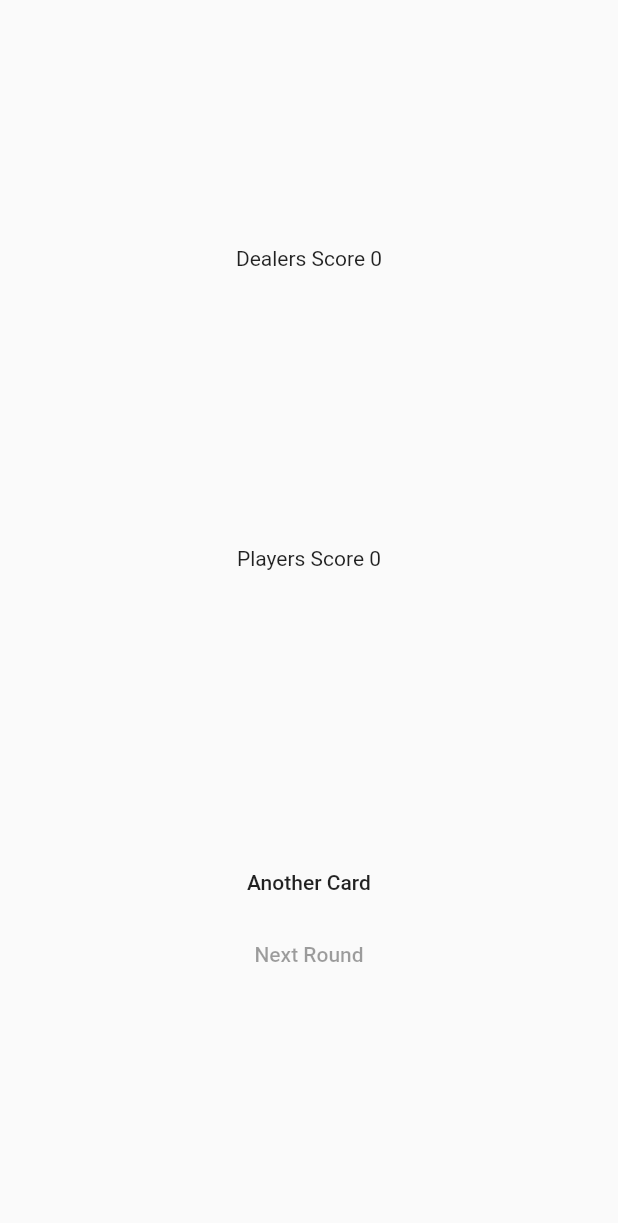
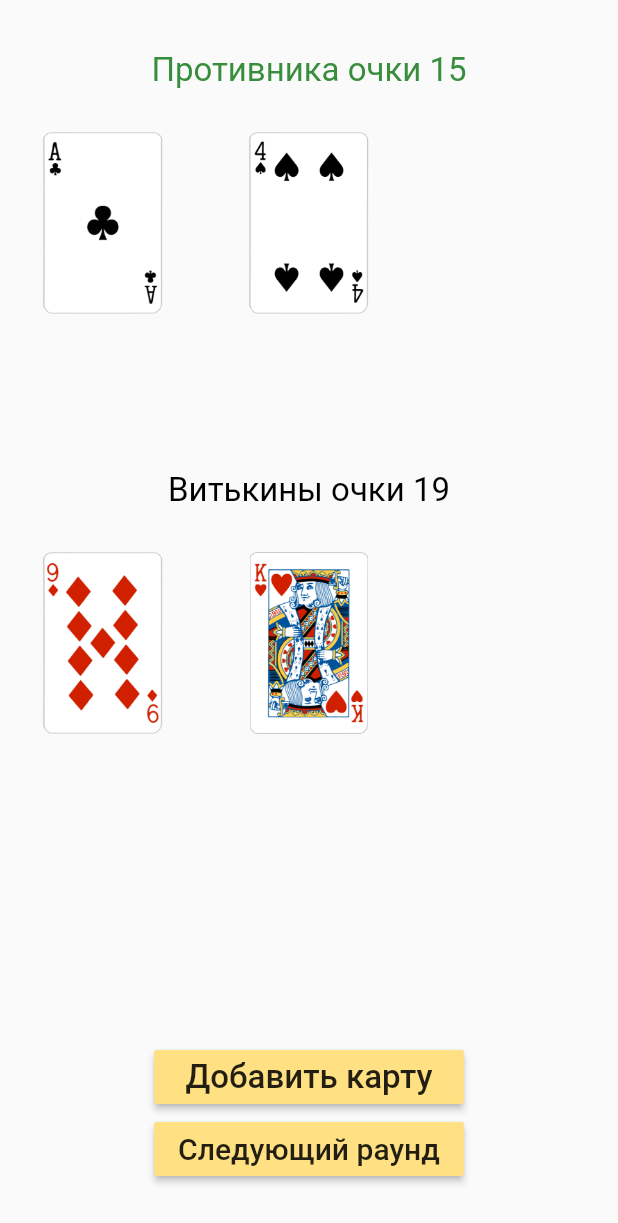
Before and after one commit to Fizzzle/Black-Jack-Flutter, a Flutter app: the screen it shows after launch, after a tap on "Start Game", on a phone screen of 412 x 824 dp. Shown: the top 1223 px of the screen. Run offline on Flutter 3.47's test engine with Material 2 defaults, Android fonts, the phone set to English and light mode, and no system bars.

Commit message:
pre last update

```diff
--- a/lib/screens/black_jack_screen.dart
+++ b/lib/screens/black_jack_screen.dart
@@ -1,3 +1,5 @@
+import 'dart:math';
+
 import 'package:flutter/material.dart';
 
 class BlackJackScreen extends StatefulWidget {
@@ -90,9 +92,77 @@ class _BlackJackScreenState extends State<BlackJackScreen> {
     setState(() {
       isGameStarted = true;
     });
+
+    playingCards = {};
+
+    playingCards.addAll(deckOfCards);
+
+    myCards = [];
+    dealersCards = [];
+
+    Random random = Random();
+
+    String cardOneKey = playingCards.keys.elementAt(random.nextInt(
+        playingCards.length)); //from 1 to playingCards.length inclusive
+
+    // проверяет попадаются ли похожие карты и если да, то оно выдает тру и убирает её из колоды
+    playingCards.removeWhere((key, value) => key == cardOneKey);
+
+    String cardTwoKey =
+        playingCards.keys.elementAt(random.nextInt(playingCards.length));
+    playingCards.removeWhere((key, value) => key == cardTwoKey);
+
+    String cardThreeKey =
+        playingCards.keys.elementAt(random.nextInt(playingCards.length));
+    playingCards.removeWhere((key, value) => key == cardThreeKey);
+
+    String cardFourKey =
+        playingCards.keys.elementAt(random.nextInt(playingCards.length));
+    playingCards.removeWhere((key, value) => key == cardFourKey);
+
+    dealersFirstCard = cardOneKey;
+    dealersSecondCard = cardTwoKey;
+
+    playersFirstCard = cardThreeKey;
+    playersSecondCard = cardFourKey;
+
+    dealersCards.add(Image.asset(dealersFirstCard!));
+    dealersCards.add(Image.asset(dealersSecondCard!));
+
+    dealersScore =
+        deckOfCards[dealersFirstCard]! + deckOfCards[dealersSecondCard]!;
+
+    myCards.add(Image.asset(playersFirstCard!));
+    myCards.add(Image.asset(playersSecondCard!));
+    playerScore =
+        deckOfCards[playersFirstCard]! + deckOfCards[playersSecondCard]!;
+
+    if (dealersScore <= 14) {
+      String thirdDealersCardKey =
+          playingCards.keys.elementAt(random.nextInt(playingCards.length));
+      playingCards.removeWhere((key, value) => key == thirdDealersCardKey);
+
+      dealersCards.add(Image.asset(thirdDealersCardKey));
+
+      dealersScore = dealersScore + deckOfCards[thirdDealersCardKey]!;
+    }
   }
 
-  void addCard() {}
+  void addCard() {
+    Random random = Random();
+
+    if (playingCards.length > 0) {
+      String cardKey =
+          playingCards.keys.elementAt(random.nextInt(playingCards.length));
+      playingCards.removeWhere((key, value) => key == cardKey);
+
+      setState(() {
+        myCards.add(Image.asset(cardKey));
+      });
+
+      playerScore = playerScore + deckOfCards[cardKey]!;
+    }
+  }
 
   @override
   Widget build(BuildContext context) {
@@ -106,33 +176,97 @@ class _BlackJackScreenState extends State<BlackJackScreen> {
                       // dealer cards
                       Column(
                         children: [
-                          Text('Dealers Score $dealersScore'),
+                          Text(
+                            'Противника очки $dealersScore',
+                            style: TextStyle(
+                                fontSize: 22,
+                                color: dealersScore <= 21
+                                    ? Colors.green[700]
+                                    : Colors.red[900]),
+                          ),
                           SizedBox(
                             height: 20,
+                          ),
+                          // grid view
+                          Container(
+                            height: 200,
+                            child: GridView.builder(
+                              gridDelegate:
+                                  const SliverGridDelegateWithFixedCrossAxisCount(
+                                crossAxisCount: 3,
+                              ),
+                              physics: NeverScrollableScrollPhysics(),
+                              itemCount: dealersCards.length,
+                              itemBuilder: (BuildContext context, int index) {
+                                return Padding(
+                                  padding:
+                                      const EdgeInsets.symmetric(vertical: 8.0),
+                                  child: dealersCards[index],
+                                );
+                              },
+                            ),
                           ),
                         ],
                       ),
                       //players Cards
                       Column(
                         children: [
-                          Text('Players Score $playerScore'),
+                          Text(
+                            'Витькины очки $playerScore',
+                            style: TextStyle(
+                                fontSize: playerScore <= 21 ? 22 : 25,
+                                color: playerScore <= 21
+                                    ? Colors.black
+                                    : Colors.red[900]),
+                          ),
                           SizedBox(
                             height: 20,
+                          ),
+                          // grid view
+                          Container(
+                            height: 300,
+                            child: GridView.builder(
+                              gridDelegate:
+                                  const SliverGridDelegateWithFixedCrossAxisCount(
+                                crossAxisCount: 3,
+                              ),
+                              // physics: NeverScrollableScrollPhysics(),
+                              itemCount: myCards.length,
+                              itemBuilder: (BuildContext context, int index) {
+                                return Padding(
+                                  padding:
+                                      const EdgeInsets.symmetric(vertical: 8.0),
+                                  child: myCards[index],
+                                );
+                              },
+                            ),
                           ),
                         ],
                       ),
                       // buttons
-                      Column(
+                      IntrinsicWidth(
+                        child: Column(
+                          mainAxisSize: MainAxisSize.min,
+                          crossAxisAlignment: CrossAxisAlignment.stretch,
                           children: [
                             MaterialButton(
-                            child: Text('Another Card'),
+                              child: Text(
+                                'Добавить карту',
+                                style: TextStyle(fontSize: 22),
+                              ),
+                              color: Colors.amber[200],
                               onPressed: addCard,
                             ),
                             MaterialButton(
-                            child: Text('Next Round'),
-                            onPressed: null,
+                              child: Text(
+                                'Следующий раунд',
+                                style: TextStyle(fontSize: 20),
+                              ),
+                              color: Colors.amber[200],
+                              onPressed: () => changeCards(),
                             ),
                           ],
+                        ),
                       ),
                     ],
                   ),
@@ -143,6 +277,7 @@ class _BlackJackScreenState extends State<BlackJackScreen> {
                   onPressed: () {
                     changeCards();
                   },
+                  color: Colors.brown[200],
                   child: Text('Start Game'),
                 ),
               ));
```
Lines whose indentation alone changed are shown as unchanged.
